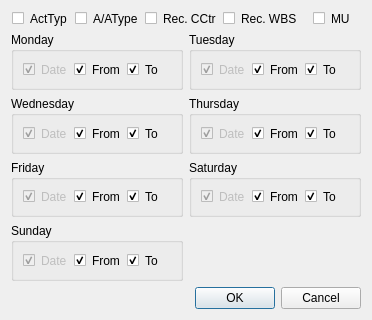
The window that app/gui/configure_columns_window.ui (Dylan-Dotti/GHD-Auto-Time-Entry) describes before a commit, drawn with Qt 5.
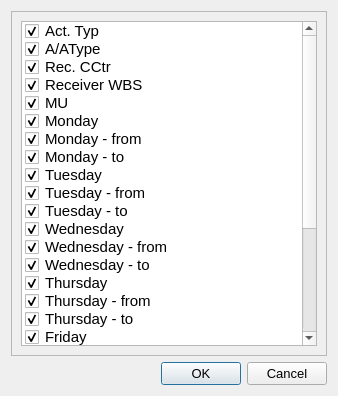
The same window after the commit.

Commit message: Made a better configure columns window

```diff
--- a/app/gui/configure_columns_window.ui
+++ b/app/gui/configure_columns_window.ui
@@ -6,569 +6,291 @@
    <rect>
     <x>0</x>
     <y>0</y>
-    <width>372</width>
-    <height>320</height>
+    <width>338</width>
+    <height>396</height>
    </rect>
   </property>
   <property name="windowTitle">
    <string>Configure Columns</string>
   </property>
-  <layout class="QGridLayout" name="gridLayout_2">
+  <layout class="QVBoxLayout" name="verticalLayout">
+   <item>
+    <widget class="QScrollArea" name="scrollArea">
+     <property name="widgetResizable">
+      <bool>true</bool>
+     </property>
+     <widget class="QWidget" name="scrollAreaWidgetContents">
+      <property name="geometry">
+       <rect>
+        <x>0</x>
+        <y>0</y>
+        <width>318</width>
+        <height>346</height>
+       </rect>
+      </property>
+      <layout class="QGridLayout" name="gridLayout">
    <item row="0" column="0">
-    <layout class="QVBoxLayout" name="verticalLayout_2">
+        <widget class="QListWidget" name="listWidget">
+         <property name="font">
+          <font>
+           <pointsize>11</pointsize>
+          </font>
+         </property>
+         <property name="dragDropMode">
+          <enum>QAbstractItemView::InternalMove</enum>
+         </property>
      <item>
-      <layout class="QHBoxLayout" name="horizontalLayout">
-       <item alignment="Qt::AlignHCenter">
-        <widget class="QCheckBox" name="checkBox_2">
-         <property name="styleSheet">
-          <string notr="true">QCheckBox::indicator {
-     width: 12px;
-     height: 12px;
- }</string>
-         </property>
          <property name="text">
-          <string>ActTyp</string>
-         </property>
-        </widget>
-       </item>
-       <item alignment="Qt::AlignHCenter">
-        <widget class="QCheckBox" name="checkBox_9">
-         <property name="styleSheet">
-          <string notr="true">QCheckBox::indicator {
-     width: 12px;
-     height: 12px;
- }</string>
-         </property>
+           <string>Act. Typ</string>
+          </property>
+          <property name="checkState">
+           <enum>Checked</enum>
+          </property>
+         </item>
+         <item>
          <property name="text">
           <string>A/AType</string>
          </property>
-        </widget>
-       </item>
-       <item alignment="Qt::AlignHCenter">
-        <widget class="QCheckBox" name="checkBox">
-         <property name="styleSheet">
-          <string notr="true">QCheckBox::indicator {
-     width: 12px;
-     height: 12px;
- }</string>
-         </property>
+          <property name="checkState">
+           <enum>Checked</enum>
+          </property>
+         </item>
+         <item>
          <property name="text">
           <string>Rec. CCtr</string>
          </property>
-        </widget>
-       </item>
-       <item alignment="Qt::AlignHCenter">
-        <widget class="QCheckBox" name="checkBox_3">
-         <property name="styleSheet">
-          <string notr="true">QCheckBox::indicator {
-     width: 12px;
-     height: 12px;
- }</string>
-         </property>
+          <property name="checkState">
+           <enum>Checked</enum>
+          </property>
+         </item>
+         <item>
          <property name="text">
-          <string>Rec. WBS</string>
-         </property>
-        </widget>
-       </item>
-       <item alignment="Qt::AlignHCenter">
-        <widget class="QCheckBox" name="checkBox_10">
-         <property name="styleSheet">
-          <string notr="true">QCheckBox::indicator {
-     width: 12px;
-     height: 12px;
- }</string>
-         </property>
+           <string>Receiver WBS</string>
+          </property>
+          <property name="checkState">
+           <enum>Checked</enum>
+          </property>
+         </item>
+         <item>
          <property name="text">
           <string>MU</string>
          </property>
-        </widget>
-       </item>
-      </layout>
+          <property name="checkState">
+           <enum>Checked</enum>
+          </property>
      </item>
      <item>
-      <layout class="QGridLayout" name="gridLayout_5">
-       <item row="1" column="1">
-        <widget class="QGroupBox" name="groupBox_4">
-         <property name="title">
-          <string>Thursday</string>
-         </property>
-         <layout class="QGridLayout" name="gridLayout_8">
-          <item row="0" column="0">
-           <layout class="QHBoxLayout" name="horizontalLayout_7">
-            <item alignment="Qt::AlignLeft">
-             <widget class="QCheckBox" name="checkBox_18">
-              <property name="enabled">
-               <bool>false</bool>
-              </property>
-              <property name="styleSheet">
-               <string notr="true">QCheckBox::indicator {
-     width: 12px;
-     height: 12px;
- }</string>
-              </property>
               <property name="text">
-               <string>Date</string>
-              </property>
-              <property name="checked">
-               <bool>true</bool>
-              </property>
-             </widget>
-            </item>
-            <item alignment="Qt::AlignLeft">
-             <widget class="QCheckBox" name="checkBox_19">
-              <property name="styleSheet">
-               <string notr="true">QCheckBox::indicator {
-     width: 12px;
-     height: 12px;
- }</string>
-              </property>
-              <property name="text">
-               <string>From</string>
-              </property>
-              <property name="checked">
-               <bool>true</bool>
-              </property>
-             </widget>
-            </item>
-            <item alignment="Qt::AlignLeft">
-             <widget class="QCheckBox" name="checkBox_20">
-              <property name="styleSheet">
-               <string notr="true">QCheckBox::indicator {
-     width: 12px;
-     height: 12px;
- }</string>
-              </property>
-              <property name="text">
-               <string>To</string>
-              </property>
-              <property name="checkable">
-               <bool>true</bool>
-              </property>
-              <property name="checked">
-               <bool>true</bool>
-              </property>
-             </widget>
-            </item>
-           </layout>
-          </item>
-         </layout>
-        </widget>
-       </item>
-       <item row="2" column="0">
-        <widget class="QGroupBox" name="groupBox_5">
-         <property name="title">
-          <string>Friday</string>
-         </property>
-         <layout class="QGridLayout" name="gridLayout_9">
-          <item row="0" column="0">
-           <layout class="QHBoxLayout" name="horizontalLayout_8">
-            <item alignment="Qt::AlignLeft">
-             <widget class="QCheckBox" name="checkBox_21">
-              <property name="enabled">
-               <bool>false</bool>
-              </property>
-              <property name="styleSheet">
-               <string notr="true">QCheckBox::indicator {
-     width: 12px;
-     height: 12px;
- }</string>
-              </property>
-              <property name="text">
-               <string>Date</string>
-              </property>
-              <property name="checked">
-               <bool>true</bool>
-              </property>
-             </widget>
-            </item>
-            <item alignment="Qt::AlignLeft">
-             <widget class="QCheckBox" name="checkBox_22">
-              <property name="styleSheet">
-               <string notr="true">QCheckBox::indicator {
-     width: 12px;
-     height: 12px;
- }</string>
-              </property>
-              <property name="text">
-               <string>From</string>
-              </property>
-              <property name="checked">
-               <bool>true</bool>
-              </property>
-             </widget>
-            </item>
-            <item alignment="Qt::AlignLeft">
-             <widget class="QCheckBox" name="checkBox_23">
-              <property name="styleSheet">
-               <string notr="true">QCheckBox::indicator {
-     width: 12px;
-     height: 12px;
- }</string>
-              </property>
-              <property name="text">
-               <string>To</string>
-              </property>
-              <property name="checkable">
-               <bool>true</bool>
-              </property>
-              <property name="checked">
-               <bool>true</bool>
-              </property>
-             </widget>
-            </item>
-           </layout>
-          </item>
-         </layout>
-        </widget>
-       </item>
-       <item row="0" column="0">
-        <widget class="QGroupBox" name="groupBox">
-         <property name="title">
           <string>Monday</string>
          </property>
-         <layout class="QGridLayout" name="gridLayout">
-          <item row="0" column="0">
-           <layout class="QHBoxLayout" name="horizontalLayout_4">
-            <item alignment="Qt::AlignLeft">
-             <widget class="QCheckBox" name="checkBox_7">
-              <property name="enabled">
-               <bool>false</bool>
-              </property>
-              <property name="styleSheet">
-               <string notr="true">QCheckBox::indicator {
-     width: 12px;
-     height: 12px;
- }</string>
-              </property>
-              <property name="text">
-               <string>Date</string>
-              </property>
-              <property name="checked">
-               <bool>true</bool>
-              </property>
-             </widget>
-            </item>
-            <item alignment="Qt::AlignLeft">
-             <widget class="QCheckBox" name="checkBox_8">
-              <property name="styleSheet">
-               <string notr="true">QCheckBox::indicator {
-     width: 12px;
-     height: 12px;
- }</string>
-              </property>
+          <property name="checkState">
+           <enum>Checked</enum>
+          </property>
+          <property name="flags">
+           <set>ItemIsSelectable|ItemIsDragEnabled|ItemIsEnabled</set>
+          </property>
+         </item>
+         <item>
               <property name="text">
-               <string>From</string>
-              </property>
-              <property name="checked">
-               <bool>true</bool>
-              </property>
-             </widget>
-            </item>
-            <item alignment="Qt::AlignLeft">
-             <widget class="QCheckBox" name="checkBox_11">
-              <property name="styleSheet">
-               <string notr="true">QCheckBox::indicator {
-     width: 12px;
-     height: 12px;
- }</string>
-              </property>
+           <string>Monday - from</string>
+          </property>
+          <property name="checkState">
+           <enum>Checked</enum>
+          </property>
+         </item>
+         <item>
               <property name="text">
-               <string>To</string>
-              </property>
-              <property name="checkable">
-               <bool>true</bool>
-              </property>
-              <property name="checked">
-               <bool>true</bool>
-              </property>
-             </widget>
-            </item>
-           </layout>
-          </item>
-         </layout>
-        </widget>
-       </item>
-       <item row="0" column="1">
-        <widget class="QGroupBox" name="groupBox_2">
-         <property name="title">
+           <string>Monday - to</string>
+          </property>
+          <property name="checkState">
+           <enum>Checked</enum>
+          </property>
+         </item>
+         <item>
+          <property name="text">
           <string>Tuesday</string>
          </property>
-         <layout class="QGridLayout" name="gridLayout_6">
-          <item row="0" column="0">
-           <layout class="QHBoxLayout" name="horizontalLayout_5">
-            <item alignment="Qt::AlignLeft">
-             <widget class="QCheckBox" name="checkBox_12">
-              <property name="enabled">
-               <bool>false</bool>
-              </property>
-              <property name="styleSheet">
-               <string notr="true">QCheckBox::indicator {
-     width: 12px;
-     height: 12px;
- }</string>
-              </property>
-              <property name="text">
-               <string>Date</string>
-              </property>
-              <property name="checked">
-               <bool>true</bool>
-              </property>
-             </widget>
-            </item>
-            <item alignment="Qt::AlignLeft">
-             <widget class="QCheckBox" name="checkBox_13">
-              <property name="styleSheet">
-               <string notr="true">QCheckBox::indicator {
-     width: 12px;
-     height: 12px;
- }</string>
-              </property>
+          <property name="checkState">
+           <enum>Checked</enum>
+          </property>
+          <property name="flags">
+           <set>ItemIsSelectable|ItemIsDragEnabled|ItemIsEnabled</set>
+          </property>
+         </item>
+         <item>
               <property name="text">
-               <string>From</string>
-              </property>
-              <property name="checked">
-               <bool>true</bool>
-              </property>
-             </widget>
-            </item>
-            <item alignment="Qt::AlignLeft">
-             <widget class="QCheckBox" name="checkBox_14">
-              <property name="styleSheet">
-               <string notr="true">QCheckBox::indicator {
-     width: 12px;
-     height: 12px;
- }</string>
-              </property>
+           <string>Tuesday - from</string>
+          </property>
+          <property name="checkState">
+           <enum>Checked</enum>
+          </property>
+         </item>
+         <item>
               <property name="text">
-               <string>To</string>
-              </property>
-              <property name="checkable">
-               <bool>true</bool>
-              </property>
-              <property name="checked">
-               <bool>true</bool>
-              </property>
-             </widget>
-            </item>
-           </layout>
-          </item>
-         </layout>
-        </widget>
-       </item>
-       <item row="2" column="1">
-        <widget class="QGroupBox" name="groupBox_6">
-         <property name="title">
-          <string>Saturday</string>
-         </property>
-         <layout class="QGridLayout" name="gridLayout_10">
-          <item row="0" column="0">
-           <layout class="QHBoxLayout" name="horizontalLayout_9">
-            <item alignment="Qt::AlignLeft">
-             <widget class="QCheckBox" name="checkBox_24">
-              <property name="enabled">
-               <bool>false</bool>
-              </property>
-              <property name="styleSheet">
-               <string notr="true">QCheckBox::indicator {
-     width: 12px;
-     height: 12px;
- }</string>
-              </property>
+           <string>Tuesday - to</string>
+          </property>
+          <property name="checkState">
+           <enum>Checked</enum>
+          </property>
+         </item>
+         <item>
               <property name="text">
-               <string>Date</string>
-              </property>
-              <property name="checked">
-               <bool>true</bool>
-              </property>
-             </widget>
-            </item>
-            <item alignment="Qt::AlignLeft">
-             <widget class="QCheckBox" name="checkBox_25">
-              <property name="styleSheet">
-               <string notr="true">QCheckBox::indicator {
-     width: 12px;
-     height: 12px;
- }</string>
-              </property>
-              <property name="text">
-               <string>From</string>
-              </property>
-              <property name="checked">
-               <bool>true</bool>
-              </property>
-             </widget>
-            </item>
-            <item alignment="Qt::AlignLeft">
-             <widget class="QCheckBox" name="checkBox_26">
-              <property name="styleSheet">
-               <string notr="true">QCheckBox::indicator {
-     width: 12px;
-     height: 12px;
- }</string>
-              </property>
-              <property name="text">
-               <string>To</string>
-              </property>
-              <property name="checkable">
-               <bool>true</bool>
-              </property>
-              <property name="checked">
-               <bool>true</bool>
-              </property>
-             </widget>
-            </item>
-           </layout>
-          </item>
-         </layout>
-        </widget>
-       </item>
-       <item row="1" column="0">
-        <widget class="QGroupBox" name="groupBox_3">
-         <property name="title">
           <string>Wednesday</string>
          </property>
-         <layout class="QGridLayout" name="gridLayout_7">
-          <item row="0" column="0">
-           <layout class="QHBoxLayout" name="horizontalLayout_6">
-            <item alignment="Qt::AlignLeft">
-             <widget class="QCheckBox" name="checkBox_15">
-              <property name="enabled">
-               <bool>false</bool>
-              </property>
-              <property name="styleSheet">
-               <string notr="true">QCheckBox::indicator {
-     width: 12px;
-     height: 12px;
- }</string>
-              </property>
+          <property name="checkState">
+           <enum>Checked</enum>
+          </property>
+          <property name="flags">
+           <set>ItemIsSelectable|ItemIsDragEnabled|ItemIsEnabled</set>
+          </property>
+         </item>
+         <item>
               <property name="text">
-               <string>Date</string>
-              </property>
-              <property name="checked">
-               <bool>true</bool>
-              </property>
-             </widget>
-            </item>
-            <item alignment="Qt::AlignLeft">
-             <widget class="QCheckBox" name="checkBox_16">
-              <property name="styleSheet">
-               <string notr="true">QCheckBox::indicator {
-     width: 12px;
-     height: 12px;
- }</string>
-              </property>
+           <string>Wednesday - from</string>
+          </property>
+          <property name="checkState">
+           <enum>Checked</enum>
+          </property>
+         </item>
+         <item>
+          <property name="text">
+           <string>Wednesday - to</string>
+          </property>
+          <property name="checkState">
+           <enum>Checked</enum>
+          </property>
+         </item>
+         <item>
               <property name="text">
-               <string>From</string>
-              </property>
-              <property name="checked">
-               <bool>true</bool>
-              </property>
-             </widget>
-            </item>
-            <item alignment="Qt::AlignLeft">
-             <widget class="QCheckBox" name="checkBox_17">
-              <property name="styleSheet">
-               <string notr="true">QCheckBox::indicator {
-     width: 12px;
-     height: 12px;
- }</string>
-              </property>
+           <string>Thursday</string>
+          </property>
+          <property name="checkState">
+           <enum>Checked</enum>
+          </property>
+          <property name="flags">
+           <set>ItemIsSelectable|ItemIsDragEnabled|ItemIsEnabled</set>
+          </property>
+         </item>
+         <item>
+          <property name="text">
+           <string>Thursday - from</string>
+          </property>
+          <property name="checkState">
+           <enum>Checked</enum>
+          </property>
+         </item>
+         <item>
               <property name="text">
-               <string>To</string>
-              </property>
-              <property name="checkable">
-               <bool>true</bool>
-              </property>
-              <property name="checked">
-               <bool>true</bool>
-              </property>
-             </widget>
-            </item>
-           </layout>
-          </item>
-         </layout>
-        </widget>
-       </item>
-       <item row="3" column="0">
-        <widget class="QGroupBox" name="groupBox_7">
-         <property name="title">
+           <string>Thursday - to</string>
+          </property>
+          <property name="checkState">
+           <enum>Checked</enum>
+          </property>
+         </item>
+         <item>
+          <property name="text">
+           <string>Friday</string>
+          </property>
+          <property name="checkState">
+           <enum>Checked</enum>
+          </property>
+          <property name="flags">
+           <set>ItemIsSelectable|ItemIsDragEnabled|ItemIsEnabled</set>
+          </property>
+         </item>
+         <item>
+          <property name="text">
+           <string>Friday - from</string>
+          </property>
+          <property name="checkState">
+           <enum>Checked</enum>
+          </property>
+         </item>
+         <item>
+          <property name="text">
+           <string>Friday - to</string>
+          </property>
+          <property name="checkState">
+           <enum>Checked</enum>
+          </property>
+         </item>
+         <item>
+          <property name="text">
+           <string>Saturday</string>
+          </property>
+          <property name="checkState">
+           <enum>Checked</enum>
+          </property>
+          <property name="flags">
+           <set>ItemIsSelectable|ItemIsDragEnabled|ItemIsEnabled</set>
+          </property>
+         </item>
+         <item>
+          <property name="text">
+           <string>Saturday - from</string>
+          </property>
+          <property name="checkState">
+           <enum>Checked</enum>
+          </property>
+         </item>
+         <item>
+          <property name="text">
+           <string>Saturday - to</string>
+          </property>
+          <property name="checkState">
+           <enum>Checked</enum>
+          </property>
+         </item>
+         <item>
+          <property name="text">
           <string>Sunday</string>
          </property>
-         <layout class="QGridLayout" name="gridLayout_11">
-          <item row="0" column="0">
-           <layout class="QHBoxLayout" name="horizontalLayout_12">
-            <item alignment="Qt::AlignLeft">
-             <widget class="QCheckBox" name="checkBox_33">
-              <property name="enabled">
-               <bool>false</bool>
-              </property>
-              <property name="styleSheet">
-               <string notr="true">QCheckBox::indicator {
-     width: 12px;
-     height: 12px;
- }</string>
-              </property>
-              <property name="text">
-               <string>Date</string>
-              </property>
-              <property name="checked">
-               <bool>true</bool>
-              </property>
-             </widget>
-            </item>
-            <item alignment="Qt::AlignLeft">
-             <widget class="QCheckBox" name="checkBox_34">
-              <property name="styleSheet">
-               <string notr="true">QCheckBox::indicator {
-     width: 12px;
-     height: 12px;
- }</string>
-              </property>
+          <property name="checkState">
+           <enum>Checked</enum>
+          </property>
+          <property name="flags">
+           <set>ItemIsSelectable|ItemIsDragEnabled|ItemIsEnabled</set>
+          </property>
+         </item>
+         <item>
               <property name="text">
-               <string>From</string>
-              </property>
-              <property name="checked">
-               <bool>true</bool>
-              </property>
-             </widget>
-            </item>
-            <item alignment="Qt::AlignLeft">
-             <widget class="QCheckBox" name="checkBox_35">
-              <property name="styleSheet">
-               <string notr="true">QCheckBox::indicator {
-     width: 12px;
-     height: 12px;
- }</string>
-              </property>
+           <string>Sunday - from</string>
+          </property>
+          <property name="checkState">
+           <enum>Checked</enum>
+          </property>
+         </item>
+         <item>
               <property name="text">
-               <string>To</string>
-              </property>
-              <property name="checkable">
-               <bool>true</bool>
-              </property>
-              <property name="checked">
-               <bool>true</bool>
-              </property>
-             </widget>
-            </item>
-           </layout>
-          </item>
-         </layout>
+           <string>Sunday - to</string>
+          </property>
+          <property name="checkState">
+           <enum>Checked</enum>
+          </property>
+         </item>
         </widget>
        </item>
       </layout>
+     </widget>
+    </widget>
      </item>
      <item>
       <widget class="QDialogButtonBox" name="buttonBox">
+     <property name="font">
+      <font>
+       <pointsize>10</pointsize>
+      </font>
+     </property>
        <property name="orientation">
         <enum>Qt::Horizontal</enum>
        </property>
        <property name="standardButtons">
         <set>QDialogButtonBox::Cancel|QDialogButtonBox::Ok</set>
        </property>
-      </widget>
-     </item>
-    </layout>
+     <property name="centerButtons">
+      <bool>false</bool>
+     </property>
+    </widget>
    </item>
   </layout>
  </widget>
```
Lines whose indentation alone changed are shown as unchanged. The commit also changes 2 other files.
